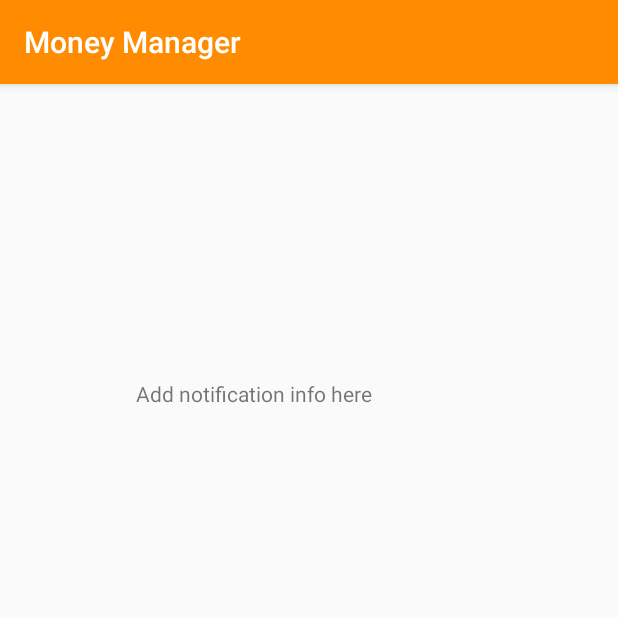
After one commit to jakeshepherd/MoneyManager, an Android app: the NotificationActivity screen opened directly, with no data from a screen before it, on a phone screen of 412 x 824 dp, the top half of it. The commit adds this screen. Run offline under Robolectric (Android 15) with nearby library versions, the phone set to English and light mode, and no system bars.

Commit message:
Notifications work when the method is called

```diff
--- a/app/src/main/AndroidManifest.xml
+++ b/app/src/main/AndroidManifest.xml
@@ -34,7 +34,8 @@
         <activity android:name=".DeleteOrUpdate" />
         <activity android:name=".DeleteData" />
         <activity android:name=".UpdateData" />
-        <activity android:name=".BillHistory"></activity>
+        <activity android:name=".BillHistory" />
+        <activity android:name=".NotificationActivity"></activity>
     </application>
 
 </manifest>
--- /dev/null
+++ b/app/src/main/java/com/example/jakeshepherd/moneymanager/NotificationActivity.java
@@ -0,0 +1,13 @@
+package com.example.jakeshepherd.moneymanager;
+
+import android.support.v7.app.AppCompatActivity;
+import android.os.Bundle;
+
+public class NotificationActivity extends AppCompatActivity {
+
+    @Override
+    protected void onCreate(Bundle savedInstanceState) {
+        super.onCreate(savedInstanceState);
+        setContentView(R.layout.activity_notification);
+    }
+}
--- /dev/null
+++ b/app/src/main/res/layout/activity_notification.xml
@@ -0,0 +1,24 @@
+<?xml version="1.0" encoding="utf-8"?>
+<android.support.constraint.ConstraintLayout xmlns:android="http://schemas.android.com/apk/res/android"
+xmlns:app="http://schemas.android.com/apk/res-auto"
+xmlns:tools="http://schemas.android.com/tools"
+android:layout_width="match_parent"
+android:layout_height="match_parent"
+tools:context=".NotificationActivity">
+
+    <TextView
+        android:id="@+id/textView14"
+        android:layout_width="wrap_content"
+        android:layout_height="wrap_content"
+        android:layout_marginBottom="424dp"
+        android:layout_marginEnd="150dp"
+        android:layout_marginLeft="76dp"
+        android:layout_marginRight="150dp"
+        android:layout_marginStart="76dp"
+        android:layout_marginTop="68dp"
+        android:text="Add notification info here"
+        app:layout_constraintBottom_toBottomOf="parent"
+        app:layout_constraintEnd_toEndOf="parent"
+        app:layout_constraintStart_toStartOf="parent"
+        app:layout_constraintTop_toTopOf="parent" />
+</android.support.constraint.ConstraintLayout>
```
Also changed, not shown: app/src/main/java/com/example/jakeshepherd/moneymanager/AlarmReceiver.java (added, +55 -0 lines), app/src/main/java/com/example/jakeshepherd/moneymanager/MainActivity.java (+15 -0 lines), app/src/main/java/com/example/jakeshepherd/moneymanager/RecurringPaymentActivity.java (+28 -0 lines), app/src/main/res/drawable/ic_attach_money.xml (added, +9 -0 lines), app/src/main/res/drawable/ic_cake_black.xml (added, +9 -0 lines).
